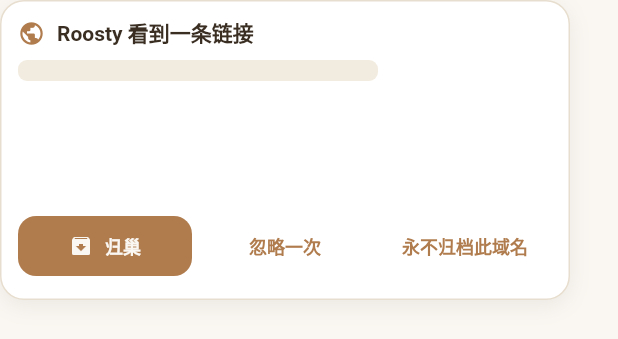
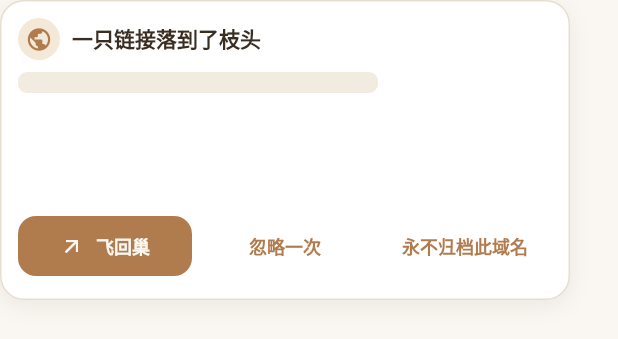
Before and after one commit to roosty-app/roosty, a Flutter app: the MiniCardWindow widget shown alone on an empty page, opened directly with empty values, on a phone screen of 412 x 824 dp. Shown: the top 339 px of the screen. Run offline on Flutter 3.47's test engine with Material 3 defaults, Android fonts, the light colour scheme and no system bars; our stand-ins replace flutter_riverpod, shared_preferences; missing offline and left inert: desktop_multi_window, file_selector, receive_sharing_intent, screen_retriever, super_clipboard, tray_manager and 2 more; accounts and stored records are empty; Roboto replaces fonts that are missing (SourceHanSerifSC).

Commit message:
feat(ui): nest narrative animations on mini card
Phase 4 of brand-visual-reframe: rewrite the mini card's surface
copy and motion to express the "归巢" metaphor.

- Title: "Roosty 看到一条链接" → "一只链接落到了枝头"
- Source icon now sits on a tokens.primarySubtle disc (鸟落枝 anchor)
- Primary CTA: Icons.archive / 归巢 → Icons.arrow_outward / 飞回巢
- MiniCardDeck: per-card entry animator (TweenAnimationBuilder, 220ms,
  easeOutCubic) that slides in from below-right with fade
- MiniCardWindow exit transition: AnimatedSwitcher with a status-
  driven transitionBuilder slides toward the upper-left (-24, -24),
  scales 0.96, fades over 280ms easeInCubic — same treatment for
  归巢 / 忽略一次 / blockDomain per design.md latitude

Sizes (380×200), button order, and callbacks unchanged.

flutter analyze: 0 issue
flutter test: 65 / 65 pass

```diff
--- a/lib/ui/mini_card_window.dart
+++ b/lib/ui/mini_card_window.dart
@@ -26,16 +26,51 @@ class MiniCardDeck extends StatelessWidget {
       mainAxisSize: MainAxisSize.min,
       children: [
         for (final card in cards) ...[
-          MiniCardWindow(
-            card: card,
-            isArchiving: isArchiving,
-            onArchive: () => onArchive(card.id),
-            onIgnoreOnce: () => onIgnoreOnce(card.id),
-            onBlockDomain: () => onBlockDomain(card.id),
+          _MiniCardEntryAnimator(
+            key: ValueKey('mini-card-entry-${card.id}'),
+            child: MiniCardWindow(
+              card: card,
+              isArchiving: isArchiving,
+              onArchive: () => onArchive(card.id),
+              onIgnoreOnce: () => onIgnoreOnce(card.id),
+              onBlockDomain: () => onBlockDomain(card.id),
+            ),
           ),
           if (card != cards.last) SizedBox(height: tokens.space2),
         ],
       ],
+    );
+  }
+}
+
+/// Plays a one-shot slide-in + fade-in when a card joins the deck.
+///
+/// Resting position is `Offset.zero`; entry starts from 24px below-right
+/// to convey "鸟落枝" arrival per design.md §4. The animation runs once
+/// per mount because [TweenAnimationBuilder] only re-animates when the
+/// tween end value changes.
+class _MiniCardEntryAnimator extends StatelessWidget {
+  const _MiniCardEntryAnimator({super.key, required this.child});
+
+  final Widget child;
+
+  @override
+  Widget build(BuildContext context) {
+    return TweenAnimationBuilder<double>(
+      tween: Tween<double>(begin: 0, end: 1),
+      duration: const Duration(milliseconds: 220),
+      curve: Curves.easeOutCubic,
+      builder: (context, t, animatedChild) {
+        final progress = (1 - t) * 24;
+        return Opacity(
+          opacity: t.clamp(0.0, 1.0),
+          child: Transform.translate(
+            offset: Offset(progress, progress),
+            child: animatedChild,
+          ),
+        );
+      },
+      child: child,
     );
   }
 }
@@ -61,7 +96,11 @@ class MiniCardWindow extends StatelessWidget {
     final tokens = context.roostyTokens;
     final textTheme = Theme.of(context).textTheme;
     return AnimatedSwitcher(
-      duration: const Duration(milliseconds: 200),
+      duration: const Duration(milliseconds: 220),
+      reverseDuration: const Duration(milliseconds: 280),
+      switchInCurve: Curves.easeOutCubic,
+      switchOutCurve: Curves.easeInCubic,
+      transitionBuilder: _buildSwitcherTransition,
       child: SizedBox(
         key: ValueKey(card.id),
         width: 380,
@@ -82,15 +121,11 @@ class MiniCardWindow extends StatelessWidget {
                 children: [
                   Row(
                     children: [
-                      Icon(
-                        _sourceIcon(card.item.source),
-                        size: 18,
-                        color: tokens.primary,
-                      ),
+                      _SourceIconBadge(source: card.item.source),
                       SizedBox(width: tokens.space2),
                       Expanded(
                         child: Text(
-                          'Roosty 看到一条链接',
+                          '一只链接落到了枝头',
                           maxLines: 1,
                           overflow: TextOverflow.ellipsis,
                           style: textTheme.labelLarge,
@@ -130,8 +165,8 @@ class MiniCardWindow extends StatelessWidget {
                             ),
                           ),
                           onPressed: isArchiving ? null : onArchive,
-                          icon: const Icon(Icons.archive, size: 16),
-                          label: const Text('归巢'),
+                          icon: const Icon(Icons.arrow_outward, size: 16),
+                          label: const Text('飞回巢'),
                         ),
                       ),
                       SizedBox(width: tokens.space1),
@@ -171,7 +206,71 @@ class MiniCardWindow extends StatelessWidget {
     );
   }
 
-  IconData _sourceIcon(String source) {
+  /// Direction-aware transition for the inner [AnimatedSwitcher].
+  ///
+  /// Entry (status forward / completed): handled by the outer
+  /// [_MiniCardEntryAnimator]; this builder returns the child unchanged so
+  /// the two layers do not stack into a double animation on first mount.
+  ///
+  /// Exit (status reverse / dismissed): slide ~24px toward upper-left,
+  /// fade out, and shrink to ~0.96 to express "归巢飞走" per design.md §4.
+  Widget _buildSwitcherTransition(Widget child, Animation<double> animation) {
+    return AnimatedBuilder(
+      animation: animation,
+      builder: (context, animatedChild) {
+        final status = animation.status;
+        final isExit =
+            status == AnimationStatus.reverse ||
+            status == AnimationStatus.dismissed;
+        if (!isExit) {
+          return animatedChild!;
+        }
+        final t = animation.value.clamp(0.0, 1.0);
+        final translate = -24.0 * (1 - t);
+        final scale = 0.96 + 0.04 * t;
+        return Opacity(
+          opacity: t,
+          child: Transform.translate(
+            offset: Offset(translate, translate),
+            child: Transform.scale(
+              scale: scale,
+              child: animatedChild,
+            ),
+          ),
+        );
+      },
+      child: child,
+    );
+  }
+}
+
+/// Round badge that frames the source icon with a [primarySubtle] disc,
+/// giving the title row a "鸟落枝" anchor per design.md §3.4.
+class _SourceIconBadge extends StatelessWidget {
+  const _SourceIconBadge({required this.source});
+
+  final String source;
+
+  @override
+  Widget build(BuildContext context) {
+    final tokens = context.roostyTokens;
+    return Container(
+      width: 28,
+      height: 28,
+      alignment: Alignment.center,
+      decoration: BoxDecoration(
+        color: tokens.primarySubtle,
+        shape: BoxShape.circle,
+      ),
+      child: Icon(
+        _sourceIconFor(source),
+        size: 18,
+        color: tokens.primary,
+      ),
+    );
+  }
+
+  static IconData _sourceIconFor(String source) {
     return switch (source) {
       'wechat' => Icons.chat_bubble_outline,
       'x' => Icons.alternate_email,
```
